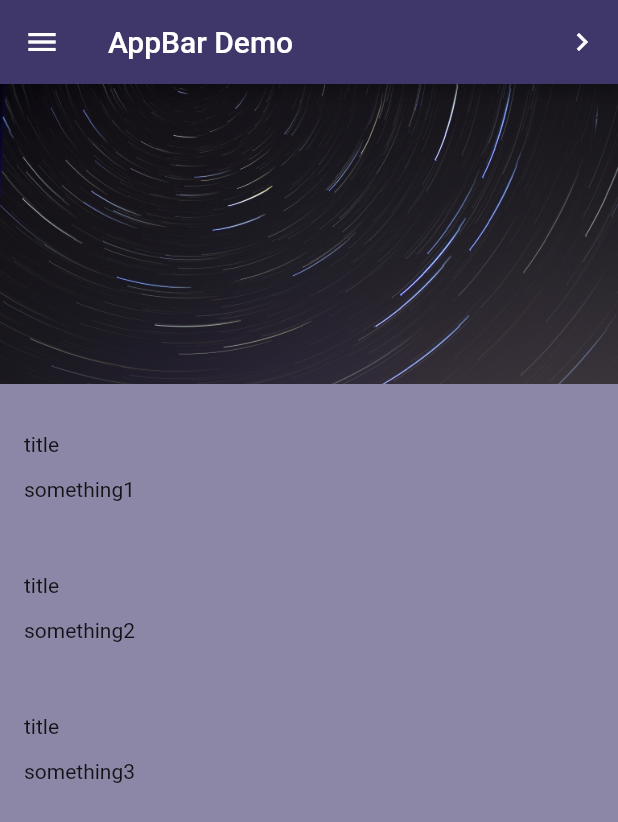
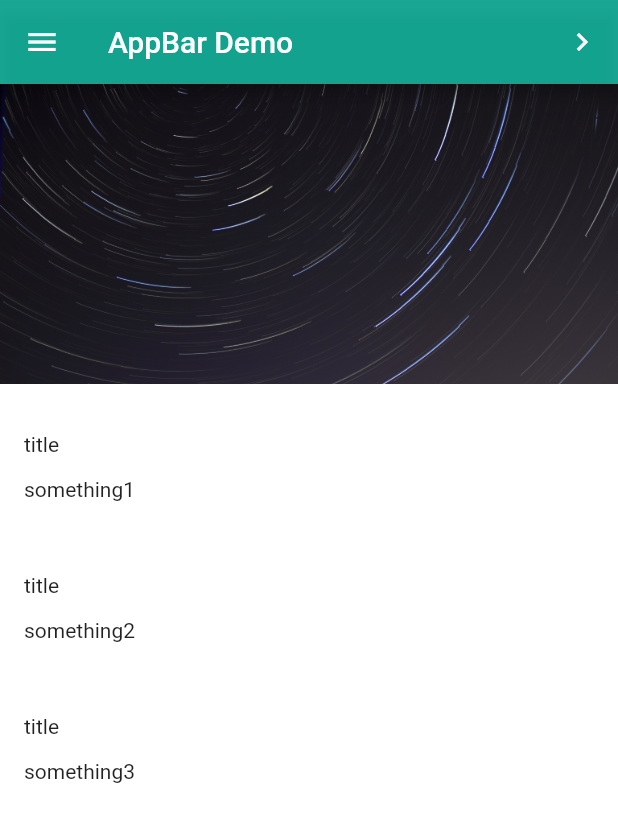
Before and after one commit to wongserena/Android-Studio, a Flutter app: the screen it shows after launch, on a phone screen of 412 x 824 dp. Shown: the top 822 px of the screen. Run offline on Flutter 3.47's test engine with Material 2 defaults, Android fonts, the phone set to English and light mode, and no system bars.

Commit message:
further modifications to menu

```diff
--- a/lib/main.dart
+++ b/lib/main.dart
@@ -24,10 +24,10 @@ class MyStatelessWidget extends StatelessWidget {
   @override
   Widget build(BuildContext context) {
     return Scaffold(
-      backgroundColor: Color.fromRGBO(63, 55, 106, 0.6),
+      backgroundColor: Color.fromRGBO(255,255,255,1),
       appBar: AppBar(
         title: const Text('AppBar Demo'),
-        backgroundColor: Color.fromRGBO(63, 55, 106, 1),
+        backgroundColor: Color.fromRGBO(1,159,137,0.9),
         actions:<Widget> [
           IconButton(
             icon: const Icon(Icons.navigate_next),
```
